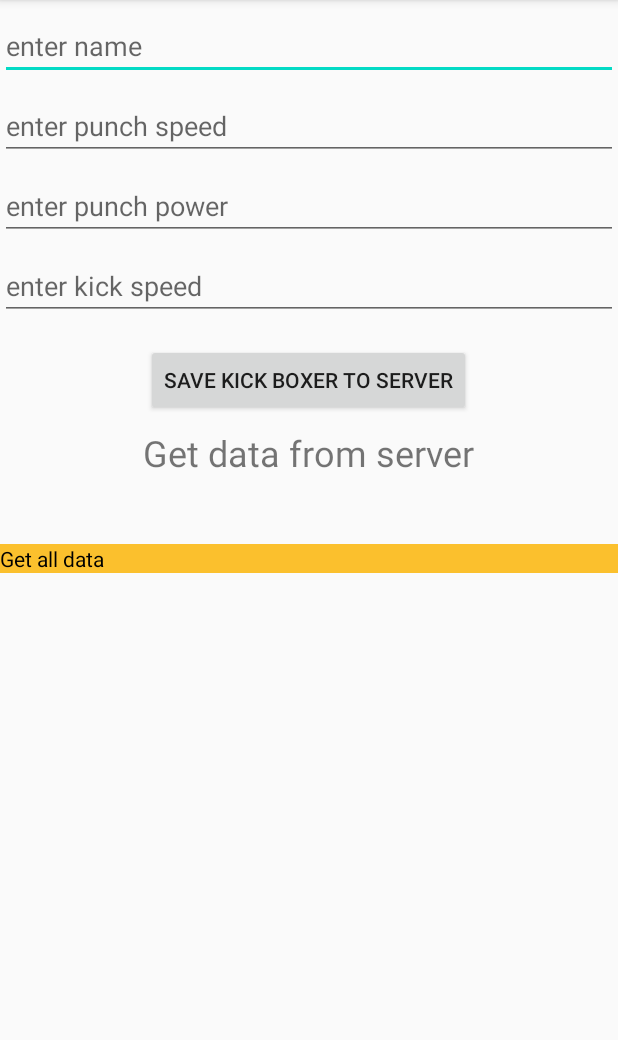
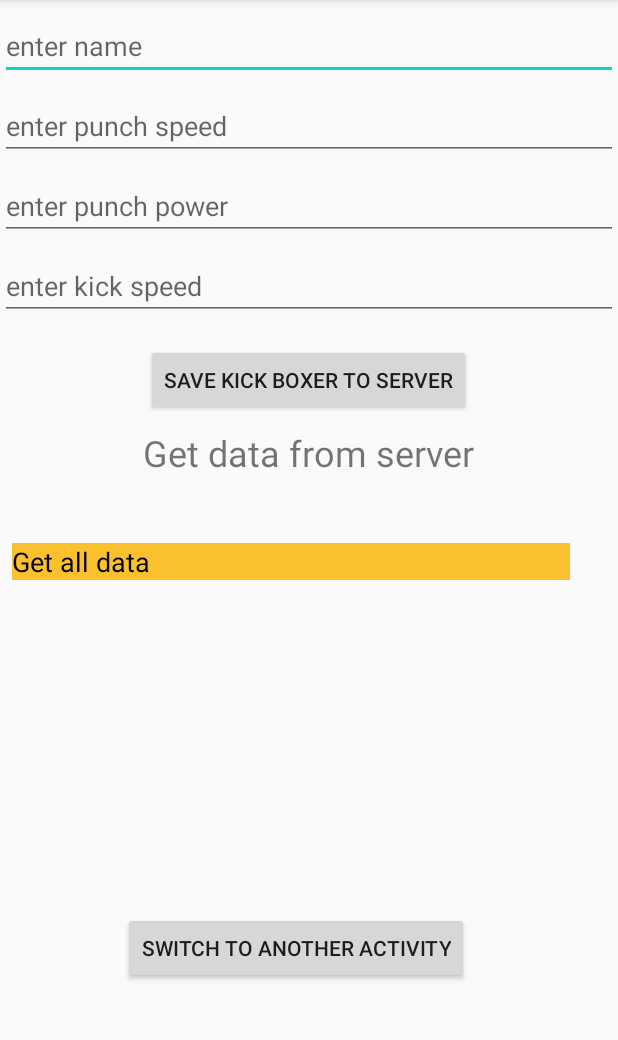
Before and after one commit to deepakn89/InstagramClone, an Android app: the screen it shows after launch (SignUp), on a phone screen of 412 x 824 dp, the part 84-1124 px from its top. Run offline under Robolectric (Android 15) with nearby library versions, the phone set to English and light mode, and no system bars; libraries missing offline, so code that uses them is left out: com.parse, com.shashank.sony; 1 statement that could not run was skipped.

```diff
--- a/app/src/main/java/com/dnagaraj/myapplication/SignUp.java
+++ b/app/src/main/java/com/dnagaraj/myapplication/SignUp.java
@@ -24,7 +24,7 @@ public class SignUp extends AppCompatActivity implements View.OnClickListener{
     private static final String TAG = "SignUp";
 
     EditText etName,etPunchSpeed,etPunchPower,etKickSpeed,etKickPower;
-    Button save;
+    Button save, btnSwitchActivity;
     TextView tvGetData, tvGetAlldata;
 
     String data;
@@ -42,9 +42,18 @@ public class SignUp extends AppCompatActivity implements View.OnClickListener{
         etKickPower=findViewById(R.id.etKickPower);
         tvGetData=findViewById(R.id.tvGetData);
         tvGetAlldata=findViewById(R.id.tvGetAllData);
+        btnSwitchActivity=findViewById(R.id.btnSwitchActivity);
 
         save.setOnClickListener(this);
 
+        btnSwitchActivity.setOnClickListener(new View.OnClickListener() {
+            @Override
+            public void onClick(View v) {
+
+            }
+        });
+
+        //To get data for individual object id
         tvGetData.setOnClickListener(new View.OnClickListener() {
             @Override
             public void onClick(View v) {
@@ -54,21 +63,26 @@ public class SignUp extends AppCompatActivity implements View.OnClickListener{
                     @Override
                     public void done(ParseObject object, ParseException e) {
                         if(object!=null && e==null){
-                            tvGetData.setText(object.getString("name")+"\n"+"Punch_Speed: "+object.getInt("punch_speed")+"\n"+"Punch_power: "+object.getInt("punch_power")+"\n"+
-                                    "Kick_Speed: "+object.getInt("kick_speed")+"\n"+"Kick_power: "+object.getInt("kick_power"));
+                            tvGetData.setText(object.getString("name")+"\n"+"Punch_Speed: "+object.getInt("punch_speed")+"\n"
+                                    +"Punch_power: "+object.getInt("punch_power")+"\n"+
+                                    "Kick_Speed: "+object.getInt("kick_speed")+"\n"+"Kick_power: "+
+                                    object.getInt("kick_power"));
                         }
                     }
                 });
             }
         });
 
+        //To get all data at once
         data="";
         tvGetAlldata.setOnClickListener(new View.OnClickListener() {
             @Override
             public void onClick(View v) {
-                //data="";
                 ParseQuery<ParseObject> queryAll=ParseQuery.getQuery("KickBoxer");
-                // To get all data at once
+                //Getting data on some condition
+                queryAll.whereGreaterThan("punch_speed",200);
+                queryAll.setLimit(2);  //No of entries, eg: here 2 entries displays
+
                 queryAll.findInBackground(new FindCallback<ParseObject>() {
                     @Override
                     public void done(List<ParseObject> objects, ParseException e) {
--- a/app/src/main/res/layout/activity_main.xml
+++ b/app/src/main/res/layout/activity_main.xml
@@ -96,16 +96,29 @@
         android:id="@+id/tvGetAllData"
         android:layout_width="0dp"
         android:layout_height="wrap_content"
+        android:layout_marginStart="8dp"
         android:layout_marginTop="8dp"
+        android:layout_marginEnd="32dp"
         android:background="#FBC02D"
         android:overScrollMode="always"
         android:text="Get all data"
         android:textColor="#000000"
-        android:textSize="14sp"
+        android:textSize="18sp"
         app:layout_constraintBottom_toBottomOf="parent"
         app:layout_constraintEnd_toEndOf="parent"
         app:layout_constraintStart_toStartOf="parent"
         app:layout_constraintTop_toBottomOf="@+id/tvGetData"
         app:layout_constraintVertical_bias="0.087" />
 
+    <Button
+        android:id="@+id/btnSwitchActivity"
+        android:layout_width="wrap_content"
+        android:layout_height="wrap_content"
+        android:layout_marginBottom="112dp"
+        android:text="Switch to another activity"
+        app:layout_constraintBottom_toBottomOf="parent"
+        app:layout_constraintEnd_toEndOf="parent"
+        app:layout_constraintHorizontal_bias="0.452"
+        app:layout_constraintStart_toStartOf="parent" />
+
 </androidx.constraintlayout.widget.ConstraintLayout>
```
Also changed, not shown: app/src/main/AndroidManifest.xml (+20 -18 lines), app/src/main/java/com/dnagaraj/myapplication/SignUpLoginActivity.java (added, +14 -0 lines), app/src/main/res/layout/activity_sign_up_login.xml (added, +9 -0 lines).
